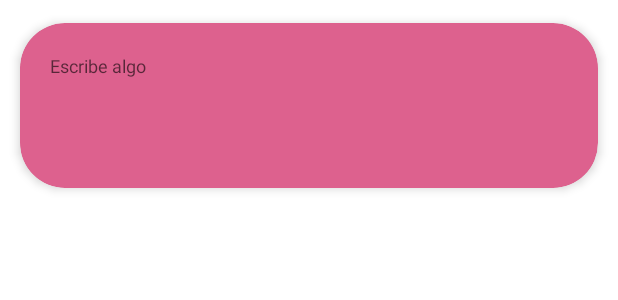
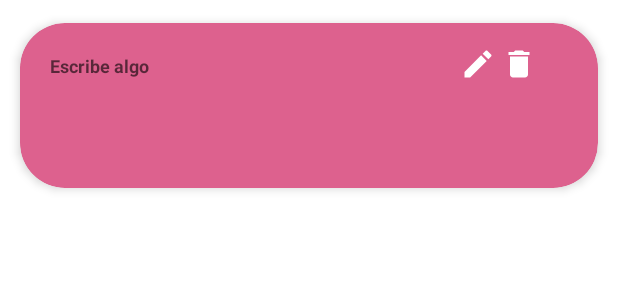
Before and after one commit to andreitaglz1/Blooming-App, an Android app: the layout item_listabloom_account.xml on its own in the app's theme, with its tools: preview values and no code run, on a phone screen of 412 x 824 dp. Shown: the top 300 px of the screen. Run offline under Robolectric (Android 15) with nearby library versions, the phone set to English and light mode, and no system bars.

Commit message:
Navegation of Post/User and ItemListaBloom Fixed

```diff
--- a/app/src/main/res/layout/activity_info_account.xml
+++ b/app/src/main/res/layout/activity_info_account.xml
@@ -47,9 +47,8 @@
 
     <androidx.recyclerview.widget.RecyclerView
         android:id="@+id/rcvBlooming"
-        android:layout_width="407dp"
-        android:layout_height="591dp"
-
+        android:layout_width="match_parent"
+        android:layout_height="wrap_content"
         android:layout_marginTop="30dp"
         app:layout_constraintEnd_toEndOf="parent"
         app:layout_constraintStart_toStartOf="parent"
--- a/app/src/main/res/layout/item_listabloom_account.xml
+++ b/app/src/main/res/layout/item_listabloom_account.xml
@@ -22,35 +22,35 @@
             android:layout_marginTop="20dp"
             android:layout_marginRight="10dp"
             android:hint="Escribe algo"
+            android:textColor="@color/black"
+            android:textStyle="bold"
             android:textSize="12sp"
             app:layout_constraintRight_toRightOf="parent"
             app:layout_constraintTop_toTopOf="parent" />
 
-        <Button
-            android:id="@+id/btnEliminar"
-            android:layout_width="33dp"
-            android:layout_height="35dp"
+        <ImageButton
+            android:layout_width="59dp"
+            android:layout_height="52dp"
+            android:layout_alignParentTop="true"
             android:layout_alignParentEnd="true"
             android:layout_alignParentBottom="true"
-            android:layout_marginLeft="40dp"
             android:layout_marginTop="2dp"
-            android:layout_marginEnd="37dp"
-            android:layout_marginRight="8dp"
-            android:layout_marginBottom="65dp"
-            android:background="@drawable/delete_icon"
-            android:gravity="end"
-            android:textSize="11sp" />
+            android:layout_marginEnd="23dp"
+            android:layout_marginBottom="57dp"
+            android:background="@android:color/transparent"
+            android:src="@drawable/delete_icon" />
 
-        <Button
-            android:id="@+id/btnEditar"
-            android:layout_width="31dp"
-            android:layout_height="36dp"
+        <ImageButton
+            android:layout_width="wrap_content"
+            android:layout_height="wrap_content"
+            android:layout_alignParentTop="true"
             android:layout_alignParentEnd="true"
             android:layout_alignParentBottom="true"
-            android:layout_marginEnd="77dp"
-            android:layout_marginBottom="64dp"
-            android:background="@drawable/edit_icon"
-            android:textSize="11sp" />
+            android:layout_marginTop="6dp"
+            android:layout_marginEnd="68dp"
+            android:layout_marginBottom="61dp"
+            android:background="@android:color/transparent"
+            android:src="@drawable/edit_icon" />
 
 
     </RelativeLayout>
```
Also changed, not shown: app/src/main/java/ni/edu/uca/blooming/InfoAccountActivity.kt (+12 -1 lines), app/src/main/java/ni/edu/uca/blooming/PostActivity.kt (+16 -1 lines), app/src/main/res/layout/item_listabloom.xml (+6 -5 lines).
